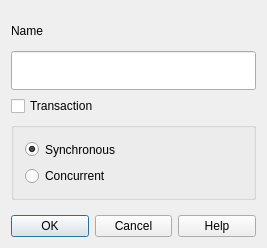
berkus/lavape, file lavape/src/LavaPE_UI/idd_initbox.ui: the form before one commit.
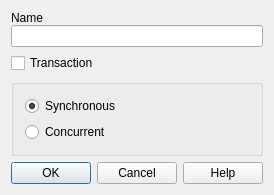
The form after the commit.

Commit message: dialog layouts fixed

```diff
--- a/lavape/src/LavaPE_UI/idd_initbox.ui
+++ b/lavape/src/LavaPE_UI/idd_initbox.ui
@@ -6,8 +6,8 @@
    <rect>
     <x>0</x>
     <y>0</y>
-    <width>267</width>
-    <height>248</height>
+    <width>261</width>
+    <height>192</height>
    </rect>
   </property>
   <property name="sizePolicy">
@@ -19,14 +19,14 @@
   <property name="windowTitle">
    <string>Main program</string>
   </property>
-  <layout class="QVBoxLayout">
-   <property name="spacing">
-    <number>15</number>
+  <layout class="QGridLayout" name="gridLayout">
+   <property name="sizeConstraint">
+    <enum>QLayout::SetFixedSize</enum>
    </property>
    <property name="margin">
     <number>11</number>
    </property>
-   <item>
+   <item row="0" column="0">
     <layout class="QVBoxLayout">
      <property name="spacing">
       <number>6</number>
@@ -135,7 +135,7 @@
      </item>
     </layout>
    </item>
-   <item>
+   <item row="1" column="0">
     <layout class="QHBoxLayout">
      <property name="spacing">
       <number>6</number>
```
The commit also changes 28 other files.
